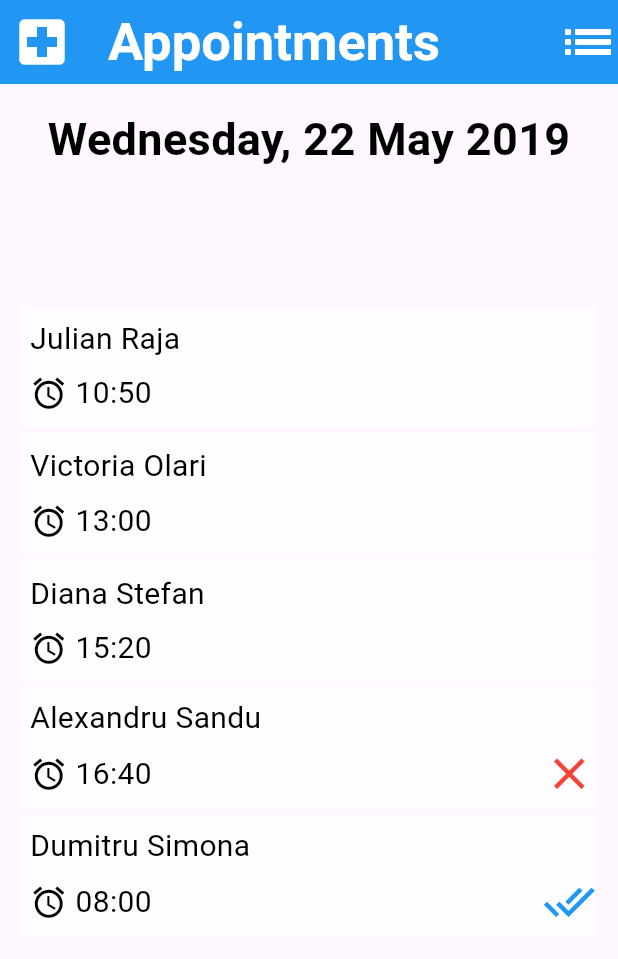
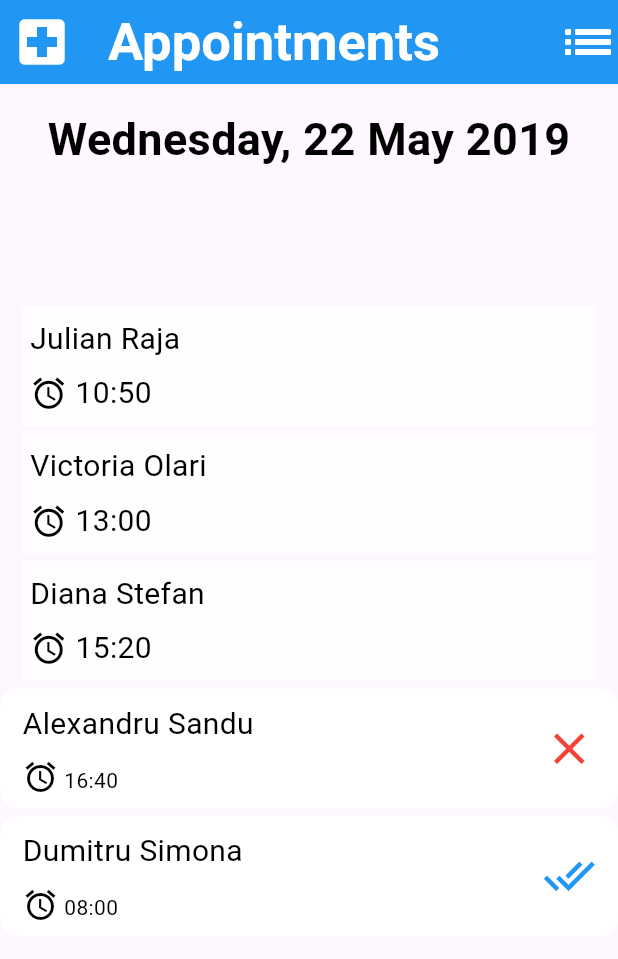
Before and after one commit to johnadelm23-beep/bmi_calculator, a Flutter app: the screen it shows after launch, on a phone screen of 412 x 824 dp. Shown: the top 959 px of the screen. Run offline on Flutter 3.47's test engine with Material 3 defaults, Android fonts, the light colour scheme and no system bars.

Commit message:
last update

```diff
--- a/lib/extra/extra_widgets/info_containers_sign.dart
+++ b/lib/extra/extra_widgets/info_containers_sign.dart
@@ -1,37 +1,45 @@
 import 'package:flutter/material.dart';
-class InfoContainersSign extends StatelessWidget {
-  const InfoContainersSign({super.key, required this.title, required this.date, required this.icon, required this.color});
-final String title;
-  final String date;
+class InfoContainerSign extends StatelessWidget {
+  const InfoContainerSign({super.key, required this.name, required this.time, required this.icon, required this.color});
+  final String name;
+  final String time;
   final IconData icon;
   final Color color;
   @override
   Widget build(BuildContext context) {
-return  Padding(
-padding: const EdgeInsets.only(left: 15,right: 15),
-child: Container(
+    return  Container(
       width: double.infinity,
       height: 80,
-decoration: BoxDecoration(borderRadius: BorderRadius.circular(0),color: Colors.white70),
+      decoration: BoxDecoration(borderRadius: BorderRadiusGeometry.circular(12),color: Colors.white),
       child: Padding(
-padding: const EdgeInsets.only(left: 5),
-child: Column(
+        padding: const EdgeInsets.symmetric(horizontal: 15),
+        child: Row(
+
+          children: [
+            Column(
               mainAxisAlignment: .spaceEvenly,
               crossAxisAlignment: .start,
               children: [
-Text(title,style: TextStyle(fontSize: 20,color: Colors.black),),
+                Text(name,style: TextStyle(fontSize: 20,color: Colors.black),),
                 Row(
-
+                  crossAxisAlignment: .end,
                   children: [
-Icon(Icons.alarm,size: 25,color: Colors.black,),
-Text(date,style: TextStyle(fontSize: 20,color: Colors.black ),),
-  Spacer(),
-  Icon(icon,size:35,color: color,)
+                    Icon(Icons.alarm,color: Colors.black,),
+                    Text(time,style: TextStyle(color: Colors.black),)
+                  ],
+                )
 
               ],
-)
+            ),
+            Spacer(),
+            Column(
+              mainAxisAlignment: .center,
+              crossAxisAlignment: .end,
+              children: [
+                Icon(icon,color: color,size: 35,)
               ],
             ),
+          ],
         ),
       ),
     );
--- a/lib/extra/run_screen.dart
+++ b/lib/extra/run_screen.dart
@@ -7,7 +7,8 @@ class RunScreen extends StatelessWidget {
   @override
   Widget build(BuildContext context) {
     return MaterialApp(
-      home: SecondScreen(),
+      debugShowCheckedModeBanner: false,
+      home:SecondScreen(),
     );
   }
 }
--- a/lib/extra/second_screen.dart
+++ b/lib/extra/second_screen.dart
@@ -33,9 +33,9 @@ class SecondScreen extends StatelessWidget {
         SizedBox(height: 5,),
         InfoContainer(title: "Diana Stefan", time: " 15:20"),
         SizedBox(height: 5,),
-        InfoContainersSign(title: "Alexandru Sandu", date: " 16:40", icon: Icons.close, color: Colors.red),
+        InfoContainerSign(name: "Alexandru Sandu", time: " 16:40", icon: Icons.close, color: Colors.red),
         SizedBox(height: 5,),
-        InfoContainersSign(title: "Dumitru Simona", date: " 08:00", icon: Icons.done_all, color: Colors.blue),
+        InfoContainerSign(name: "Dumitru Simona", time: " 08:00", icon: Icons.done_all, color: Colors.blue),
       ],
     ),
   );}}
```
Lines whose indentation alone changed are shown as unchanged.
